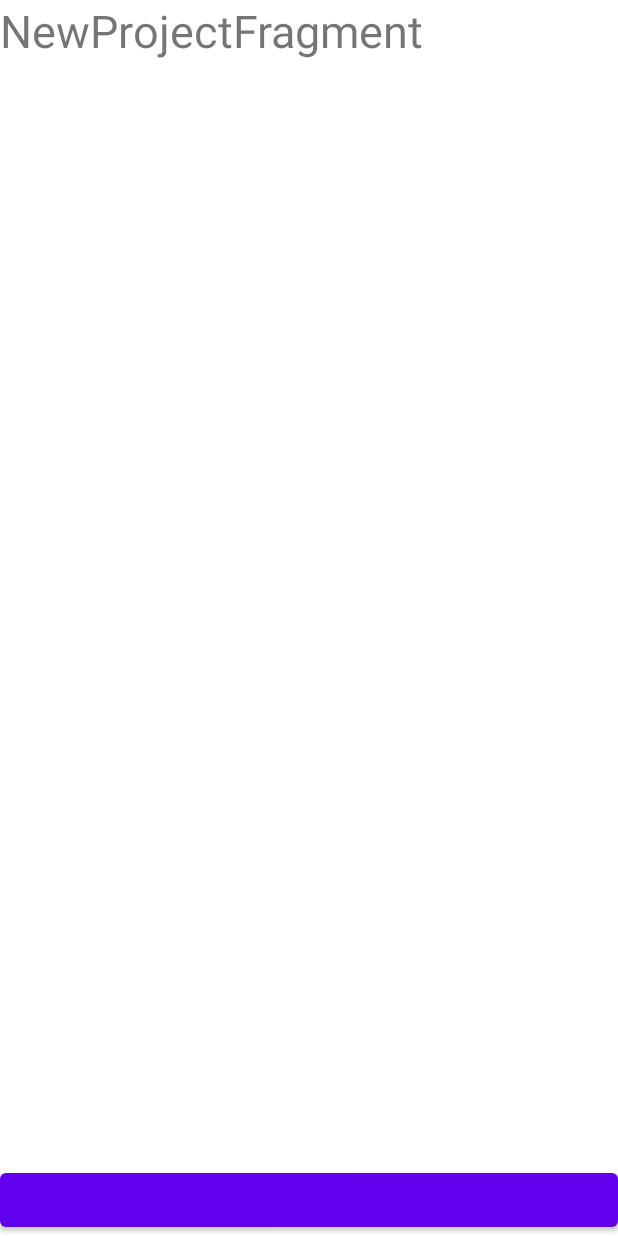
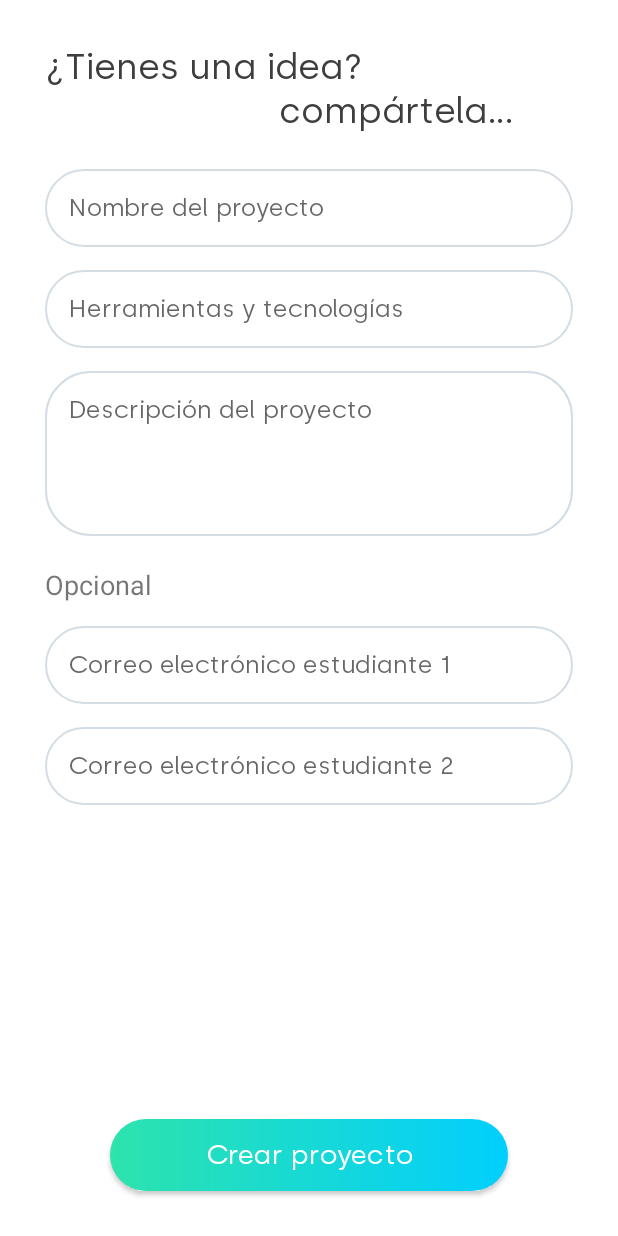
Before and after one commit to AndressRangell/DegreeProjects, an Android app: the NewProjectFragment screen opened through its navigation route, on a phone screen of 412 x 824 dp. Run offline under Robolectric (Android 15) with nearby library versions, the phone set to English and light mode, and no system bars; our stand-ins replace Firebase (no records; nobody signed in at launch, a user with empty details on screens opened directly), navigation-ui.

Commit message:
view create new project implemented

```diff
--- a/app/src/main/java/andres/rangel/degreeprojects/NewProjectFragment.kt
+++ b/app/src/main/java/andres/rangel/degreeprojects/NewProjectFragment.kt
@@ -14,9 +14,14 @@ class NewProjectFragment: Fragment(R.layout.fragment_new_project) {
         super.onViewCreated(view, savedInstanceState)
         binding = FragmentNewProjectBinding.bind(view)
 
-        binding.btnBack.setOnClickListener {
+        binding.btnCreateProject.setOnClickListener {
+            createProject()
             findNavController().navigateUp()
         }
     }
 
+    private fun createProject() {
+        TODO("Not yet implemented")
+    }
+
 }
--- a/app/src/main/res/drawable/shape_field.xml
+++ b/app/src/main/res/drawable/shape_field.xml
@@ -3,5 +3,5 @@
     <stroke
         android:width="1dip"
         android:color="#d4dce4" />
-    <corners android:radius= "50dp" />
+    <corners android:radius= "30dp" />
 </shape>
--- a/app/src/main/res/layout/activity_account_recovery.xml
+++ b/app/src/main/res/layout/activity_account_recovery.xml
@@ -49,6 +49,7 @@
             android:background="@drawable/shape_field"
             android:drawableStart="@drawable/ic_email"
             android:drawablePadding="16dp"
+            android:textColor="@color/text_black"
             android:textSize="16sp"
             android:ems="10"
             android:hint="@string/email"
--- a/app/src/main/res/layout/activity_update_password.xml
+++ b/app/src/main/res/layout/activity_update_password.xml
@@ -48,6 +48,7 @@
             android:textSize="16sp"
             android:layout_marginRight="24dp"
             android:background="@drawable/shape_field"
+            android:textColor="@color/text_black"
             android:drawableStart="@drawable/ic_lock"
             android:drawablePadding="16dp"
             android:ems="10"
@@ -66,6 +67,7 @@
             android:layout_marginRight="24dp"
             android:background="@drawable/shape_field"
             android:drawableStart="@drawable/ic_lock"
+            android:textColor="@color/text_black"
             android:drawablePadding="16dp"
             android:fontFamily="@font/silka"
             android:textSize="16sp"
@@ -85,6 +87,7 @@
             android:layout_marginRight="24dp"
             android:background="@drawable/shape_field"
             android:drawableStart="@drawable/ic_lock"
+            android:textColor="@color/text_black"
             android:drawablePadding="16dp"
             android:ems="10"
             android:fontFamily="@font/silka"
--- a/app/src/main/res/layout/fragment_new_project.xml
+++ b/app/src/main/res/layout/fragment_new_project.xml
@@ -6,19 +6,124 @@
     android:layout_height="match_parent"
     tools:context=".NewProjectFragment">
 
-    <TextView
-        android:layout_width="match_parent"
-        android:layout_height="wrap_content"
-        android:text="NewProjectFragment"
-        android:textSize="30sp"
+    <LinearLayout
+        android:layout_width="0dp"
+        android:layout_height="0dp"
+        android:layout_margin="30dp"
+        android:orientation="vertical"
+        app:layout_constraintBottom_toTopOf="@id/btnCreateProject"
         app:layout_constraintEnd_toEndOf="parent"
         app:layout_constraintStart_toStartOf="parent"
-        app:layout_constraintTop_toTopOf="parent" />
+        app:layout_constraintTop_toTopOf="parent">
 
-    <Button
-        android:id="@+id/btn_back"
-        android:layout_width="match_parent"
+        <TextView
+            android:id="@+id/tvTitle"
+            android:layout_width="match_parent"
+            android:layout_height="wrap_content"
+            android:fontFamily="@font/silka"
+            android:text="@string/do_you_have_an_idea"
+            android:textColor="@color/text_black"
+            android:textSize="24sp" />
+
+        <TextView
+            android:id="@+id/tvSubTitle"
+            android:layout_width="match_parent"
+            android:layout_height="wrap_content"
+            android:layout_marginEnd="40dp"
+            android:fontFamily="@font/silka"
+            android:gravity="end"
+            android:text="@string/share_it"
+            android:textColor="@color/text_black"
+            android:textSize="24sp" />
+
+        <EditText
+            android:id="@+id/etNameProject"
+            android:layout_width="match_parent"
+            android:layout_height="wrap_content"
+            android:layout_marginTop="24dp"
+            android:background="@drawable/shape_field"
+            android:fontFamily="@font/silka"
+            android:hint="@string/project_name"
+            android:inputType="text"
+            android:padding="16dp"
+            android:textSize="16sp"
+            tools:ignore="Autofill" />
+
+        <EditText
+            android:id="@+id/etTools"
+            android:layout_width="match_parent"
+            android:layout_height="wrap_content"
+            android:layout_marginTop="15dp"
+            android:background="@drawable/shape_field"
+            android:fontFamily="@font/silka"
+            android:hint="@string/tools"
+            android:inputType="text"
+            android:padding="16dp"
+            android:textSize="16sp"
+            tools:ignore="Autofill" />
+
+        <EditText
+            android:id="@+id/etDescriptionProject"
+            android:layout_width="match_parent"
+            android:layout_height="110dp"
+            android:layout_marginTop="15dp"
+            android:background="@drawable/shape_field"
+            android:fontFamily="@font/silka"
+            android:gravity="start"
+            android:hint="@string/description_project"
+            android:inputType="textMultiLine"
+            android:padding="16dp"
+            android:textSize="16sp"
+            tools:ignore="Autofill" />
+
+        <TextView
+            android:layout_width="match_parent"
+            android:layout_height="wrap_content"
+            android:layout_marginTop="20dp"
+            android:textSize="18sp"
+            android:text="@string/optional"/>
+
+        <EditText
+            android:id="@+id/etEmailOne"
+            android:layout_width="match_parent"
+            android:layout_height="wrap_content"
+            android:layout_marginTop="15dp"
+            android:background="@drawable/shape_field"
+            android:fontFamily="@font/silka"
+            android:hint="@string/email_one"
+            android:inputType="textEmailAddress"
+            android:padding="16dp"
+            android:textSize="16sp"
+            tools:ignore="Autofill" />
+
+        <EditText
+            android:id="@+id/etEmailTwo"
+            android:layout_width="match_parent"
+            android:layout_height="wrap_content"
+            android:layout_marginTop="15dp"
+            android:background="@drawable/shape_field"
+            android:fontFamily="@font/silka"
+            android:hint="@string/email_two"
+            android:inputType="textEmailAddress"
+            android:padding="16dp"
+            android:textSize="16sp"
+            tools:ignore="Autofill" />
+
+    </LinearLayout>
+
+    <androidx.appcompat.widget.AppCompatButton
+        android:id="@+id/btnCreateProject"
+        android:layout_width="wrap_content"
         android:layout_height="wrap_content"
+        android:background="@drawable/shape_button"
+        android:fontFamily="@font/silka"
+        android:layout_marginBottom="30dp"
+        android:paddingLeft="64dp"
+        android:paddingRight="64dp"
+        android:textColor="@color/white"
+        android:textSize="18sp"
+        android:text="@string/create_project"
+        android:textAllCaps="false"
         app:layout_constraintBottom_toBottomOf="parent"
         app:layout_constraintEnd_toEndOf="parent"
         app:layout_constraintStart_toStartOf="parent" />
--- a/app/src/main/res/values/strings.xml
+++ b/app/src/main/res/values/strings.xml
@@ -39,4 +39,13 @@
     <string name="settings">Ajustes</string>
     <string name="profile">Perfil</string>
     <string name="save_data">Guardar datos</string>
+    <string name="do_you_have_an_idea">¿Tienes una idea?</string>
+    <string name="share_it">compártela…</string>
+    <string name="project_name">Nombre del proyecto</string>
+    <string name="create_project">Crear proyecto</string>
+    <string name="description_project">Descripción del proyecto</string>
+    <string name="tools">Herramientas y tecnologías</string>
+    <string name="email_one">Correo electrónico estudiante 1</string>
+    <string name="email_two">Correo electrónico estudiante 2</string>
+    <string name="optional">Opcional</string>
 </resources>
```
Also changed, not shown: app/src/main/res/layout/activity_login.xml (+8 -6 lines), app/src/main/res/layout/activity_register.xml (+6 -2 lines), app/src/main/res/layout/toolbar.xml (deleted, +0 -36 lines).
